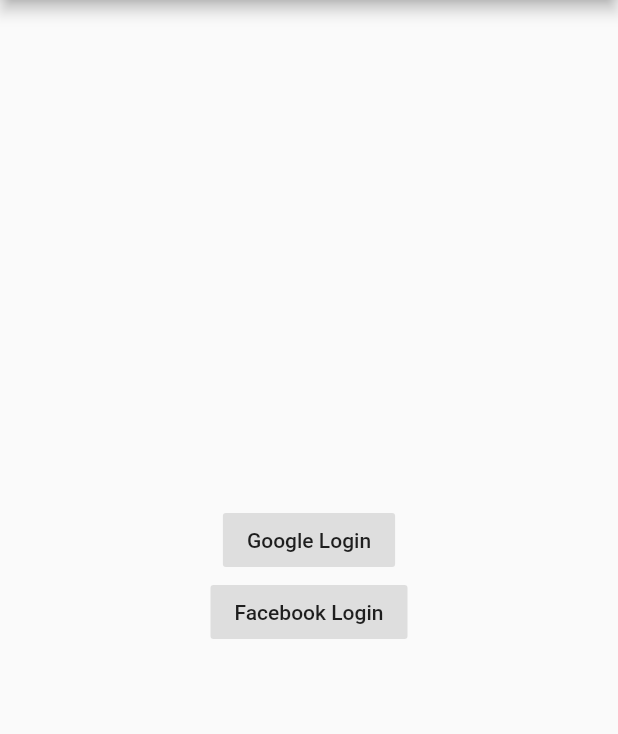
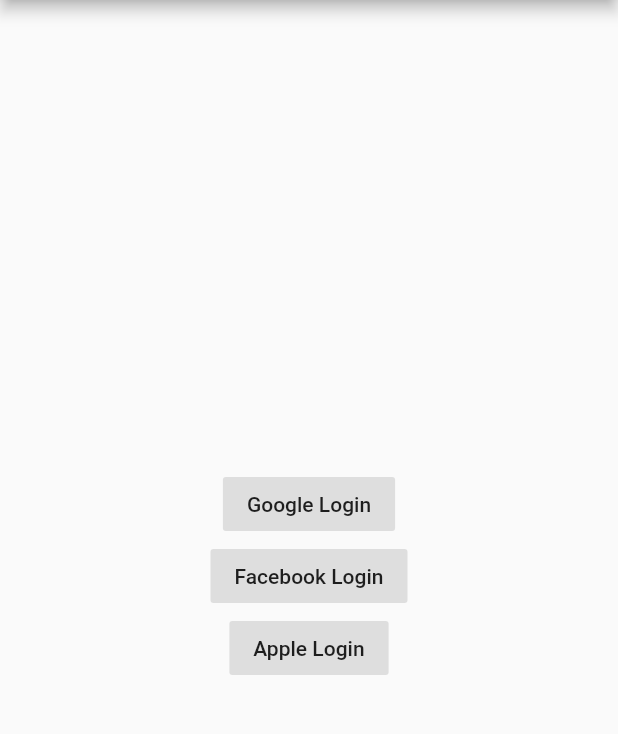
Before and after one commit to jyryuitpro/sample_sns_login, a Flutter app: the screen it shows after launch, on a phone screen of 412 x 824 dp, the part 84-818 px from its top. Run offline on Flutter 3.47's test engine with Material 2 defaults, Android fonts, the phone set to English and light mode, and no system bars; our stand-ins replace firebase_auth, firebase_core, google_sign_in, sign_in_with_apple; missing offline and left inert: flutter_facebook_auth; accounts and stored records are empty.

Commit message:
파이어베이스 SNS 로그인 정복하기 / 애플 로그인 편 [iOS 13 버전 이상] #5

```diff
--- a/lib/src/pages/home.dart
+++ b/lib/src/pages/home.dart
@@ -21,7 +21,7 @@ class Home extends StatelessWidget {
               child: Column(
                 mainAxisAlignment: MainAxisAlignment.center,
                 children: [
-                  Text('${snapshot.data!.displayName}님 환영합니다.'),
+                  Text('${snapshot.data!.displayName ?? snapshot.data!.email}님 환영합니다.'),
                   FlatButton(
                     color: Colors.grey.withOpacity(0.3),
                     child: Text('Logout'),
--- a/lib/src/pages/login.dart
+++ b/lib/src/pages/login.dart
@@ -2,6 +2,7 @@ import 'package:firebase_auth/firebase_auth.dart';
 import 'package:flutter/material.dart';
 import 'package:flutter_facebook_auth/flutter_facebook_auth.dart';
 import 'package:google_sign_in/google_sign_in.dart';
+import 'package:sign_in_with_apple/sign_in_with_apple.dart';
 
 class Login extends StatelessWidget {
   const Login({Key? key}) : super(key: key);
@@ -36,6 +37,26 @@ class Login extends StatelessWidget {
     return FirebaseAuth.instance.signInWithCredential(facebookAuthCredential);
   }
 
+  Future<UserCredential> signInWithApple() async {
+    // Request credential for the currently signed in Apple account.
+    final appleCredential = await SignInWithApple.getAppleIDCredential(
+      scopes: [
+        AppleIDAuthorizationScopes.email,
+        AppleIDAuthorizationScopes.fullName,
+      ],
+    );
+
+    // Create an `OAuthCredential` from the credential returned by Apple.
+    final oauthCredential = OAuthProvider("apple.com").credential(
+      idToken: appleCredential.identityToken,
+      accessToken: appleCredential.authorizationCode,
+    );
+
+    // Sign in the user with Firebase. If the nonce we generated earlier does
+    // not match the nonce in `appleCredential.identityToken`, sign in will fail.
+    return await FirebaseAuth.instance.signInWithCredential(oauthCredential);
+  }
+
   @override
   Widget build(BuildContext context) {
     return Scaffold(
@@ -56,6 +77,11 @@ class Login extends StatelessWidget {
               child: Text('Facebook Login'),
               onPressed: signInWithFacebook,
             ),
+            FlatButton(
+              color: Colors.grey.withOpacity(0.3),
+              child: Text('Apple Login'),
+              onPressed: signInWithFacebook,
+            ),
           ],
         ),
       ),
--- a/pubspec.yaml
+++ b/pubspec.yaml
@@ -32,6 +32,7 @@ dependencies:
   firebase_auth: ^3.1.0
   google_sign_in: ^5.0.7
   flutter_facebook_auth: ^3.5.1
+  sign_in_with_apple: ^3.0.0
 
 dev_dependencies:
   flutter_test:
```
Also changed, not shown: pubspec.lock, 1 other file.
